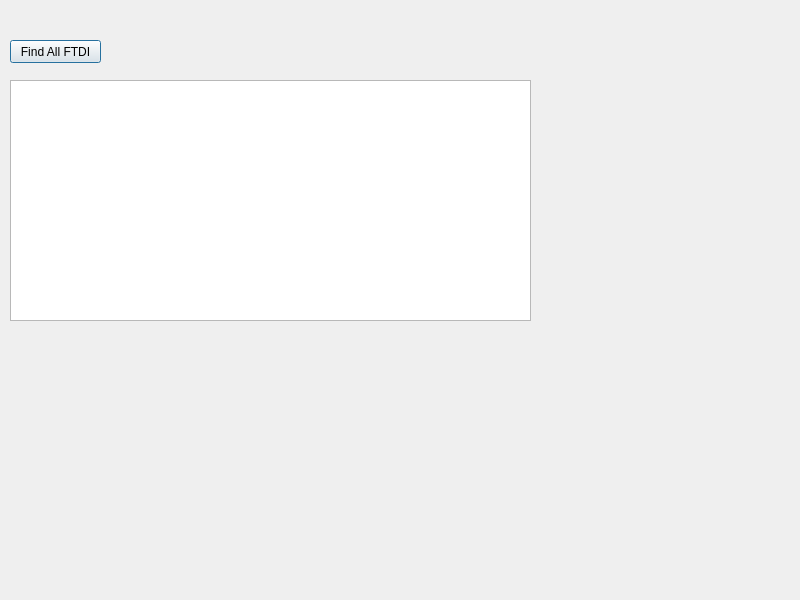
Before: the Qt Designer form dialog.ui in Grovety/SpiToWishbone, drawn with Qt 5.
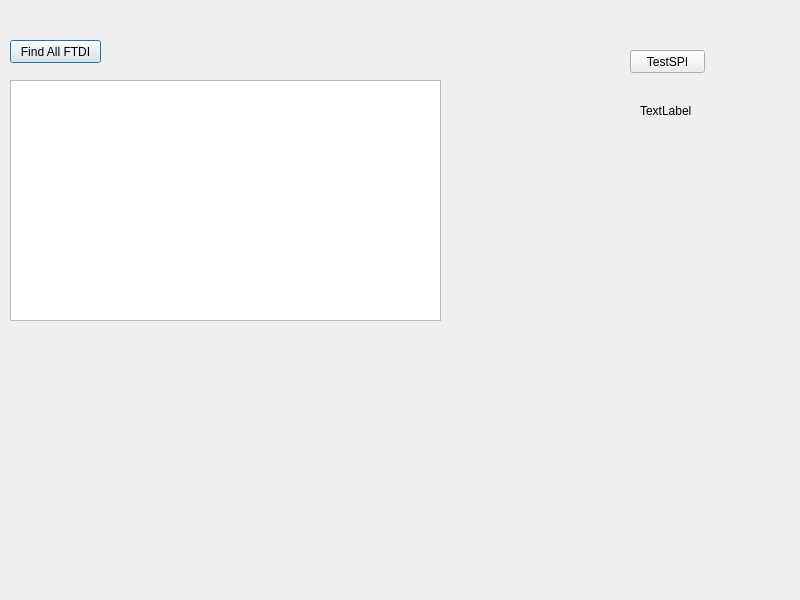
After: the same form once the commit is applied.

The edit to the form file:
```diff
--- a/dialog.ui
+++ b/dialog.ui
@@ -18,7 +18,7 @@
     <rect>
      <x>10</x>
      <y>80</y>
-     <width>521</width>
+     <width>431</width>
      <height>241</height>
     </rect>
    </property>
@@ -36,6 +36,47 @@
     <string>Find All FTDI</string>
    </property>
   </widget>
+  <widget class="QPushButton" name="m_testSPI">
+   <property name="geometry">
+    <rect>
+     <x>630</x>
+     <y>50</y>
+     <width>75</width>
+     <height>23</height>
+    </rect>
+   </property>
+   <property name="text">
+    <string>TestSPI</string>
+   </property>
+   <property name="checkable">
+    <bool>false</bool>
+   </property>
+   <property name="checked">
+    <bool>false</bool>
+   </property>
+   <property name="autoDefault">
+    <bool>false</bool>
+   </property>
+   <property name="default">
+    <bool>false</bool>
+   </property>
+   <property name="flat">
+    <bool>false</bool>
+   </property>
+  </widget>
+  <widget class="QLabel" name="m_spiTestResult">
+   <property name="geometry">
+    <rect>
+     <x>640</x>
+     <y>90</y>
+     <width>131</width>
+     <height>41</height>
+    </rect>
+   </property>
+   <property name="text">
+    <string>TextLabel</string>
+   </property>
+  </widget>
  </widget>
  <resources/>
  <connections/>
```
